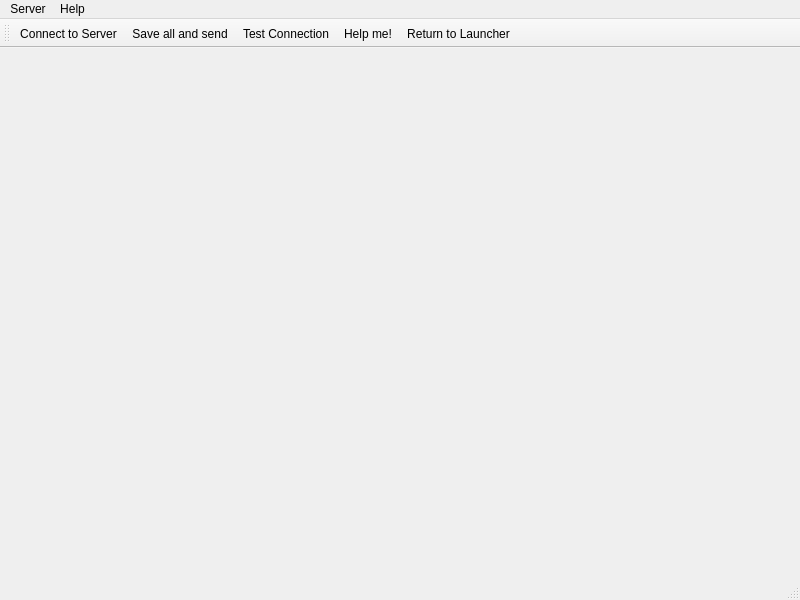
Old version of the form Sources/App/StudentClient/studentclient.ui in the repository timattt/Cognitia-II.
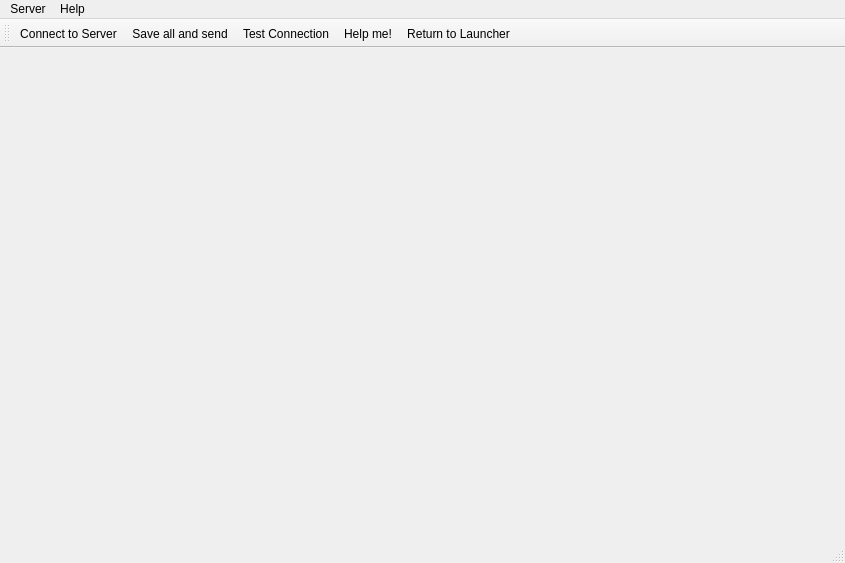
New version of the form.

Patch:
```diff
--- a/Sources/App/StudentClient/studentclient.ui
+++ b/Sources/App/StudentClient/studentclient.ui
@@ -6,8 +6,8 @@
    <rect>
     <x>0</x>
     <y>0</y>
-    <width>800</width>
-    <height>600</height>
+    <width>845</width>
+    <height>563</height>
    </rect>
   </property>
   <property name="windowTitle">
@@ -19,8 +19,8 @@
     <rect>
      <x>0</x>
      <y>0</y>
-     <width>800</width>
-     <height>26</height>
+     <width>845</width>
+     <height>21</height>
     </rect>
    </property>
    <widget class="QMenu" name="menuServer">
```
